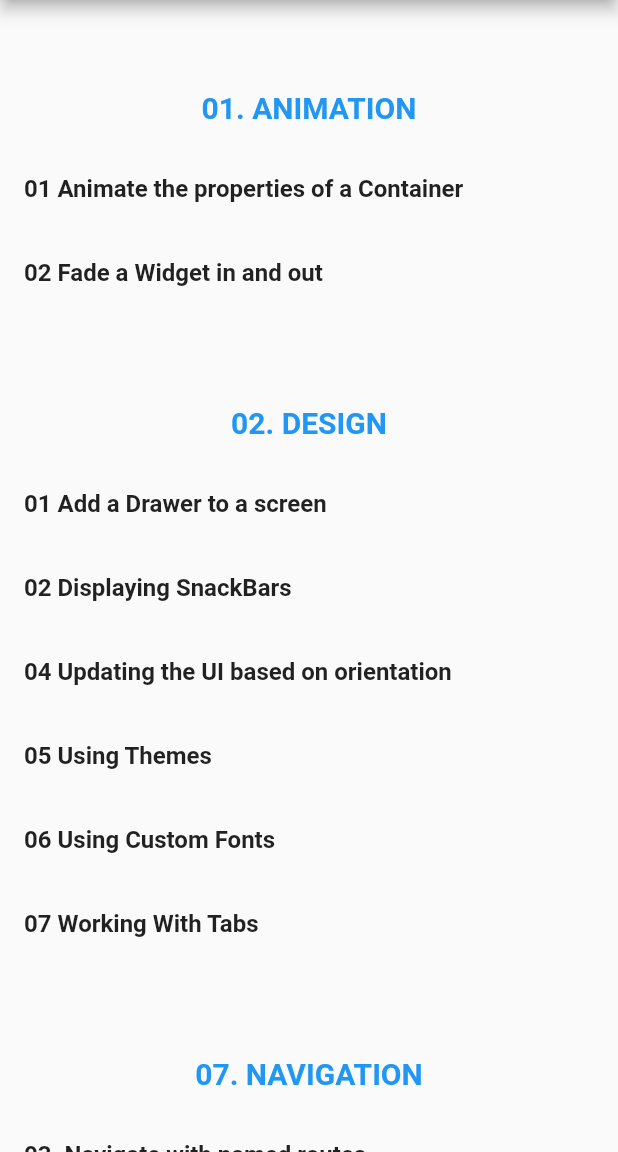
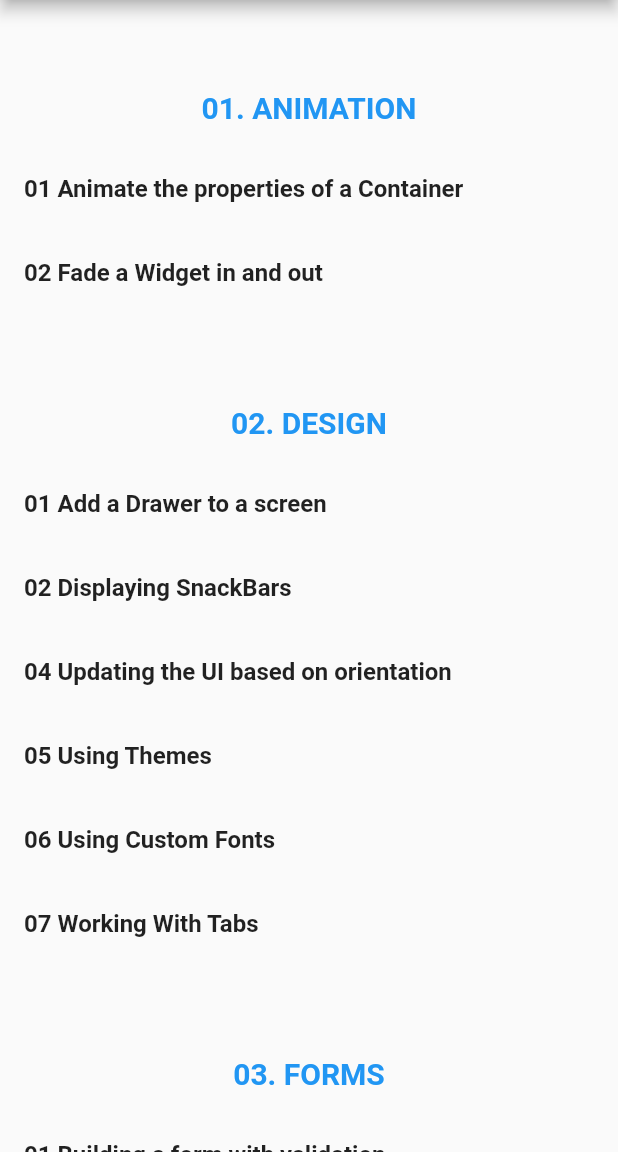
Before and after one commit to arthur-eudeline/flutter-cookbooks, a Flutter app: the screen it shows after launch, on a phone screen of 412 x 824 dp, the part 84-1236 px from its top. Run offline on Flutter 3.47's test engine with Material 2 defaults, Android fonts, the phone set to English and light mode, and no system bars.

Commit message:
03 Forms > 01 Building a form with validation

```diff
--- a/lib/main.dart
+++ b/lib/main.dart
@@ -12,6 +12,8 @@ import 'package:cookbooks_training/cookbooks/02_design/05_using_themes/main.dart
 import 'package:cookbooks_training/cookbooks/02_design/06_using_custom_fonts/main.dart';
 import 'package:cookbooks_training/cookbooks/02_design/07_working_with_tabs/main.dart';
 
+// Forms
+import 'package:cookbooks_training/cookbooks/03_forms/01_form_validation/main.dart';
 
 // Navigation
 import 'package:cookbooks_training/cookbooks/07_navigation/03_navigate_with_named_routes/FirstScreen.dart';
@@ -42,6 +44,9 @@ class MyApp extends StatelessWidget {
         "/02_design/05_using_themes/main" : (context) => AppTheme(),
         "/02_design/06_using_custom_fonts/main" : (context) => AppFont(),
         "/02_design/07_working_with_tabs/main" : (context) => AppTabs(),
+
+        // Forms
+        "/03_forms/01_form_validation/main" : (context) => AppFormValidation(),
 
         "/07_navigation/03_navigate_with_named_routes/firstScreen": (context) =>
             FirstScreen(),
@@ -146,6 +151,20 @@ class MyHomePage extends StatelessWidget {
             ],
           ),
 
+
+          Column(
+            children: <Widget>[
+              buildRowTitle("03. Forms", context),
+              buildRowItem(
+                bookName: "01 Building a form with validation",
+                bookRoute: "/03_forms/01_form_validation/main",
+                context: context
+              ),
+            ],
+          ),
+
+
+
           // ---- 07 Navigation ----
           Column(
             children: <Widget>[
```
Also changed, not shown: lib/cookbooks/03_forms/01_form_validation/main.dart (added, +29 -0 lines), lib/cookbooks/03_forms/01_form_validation/my_custom_form.dart (added, +52 -0 lines).
